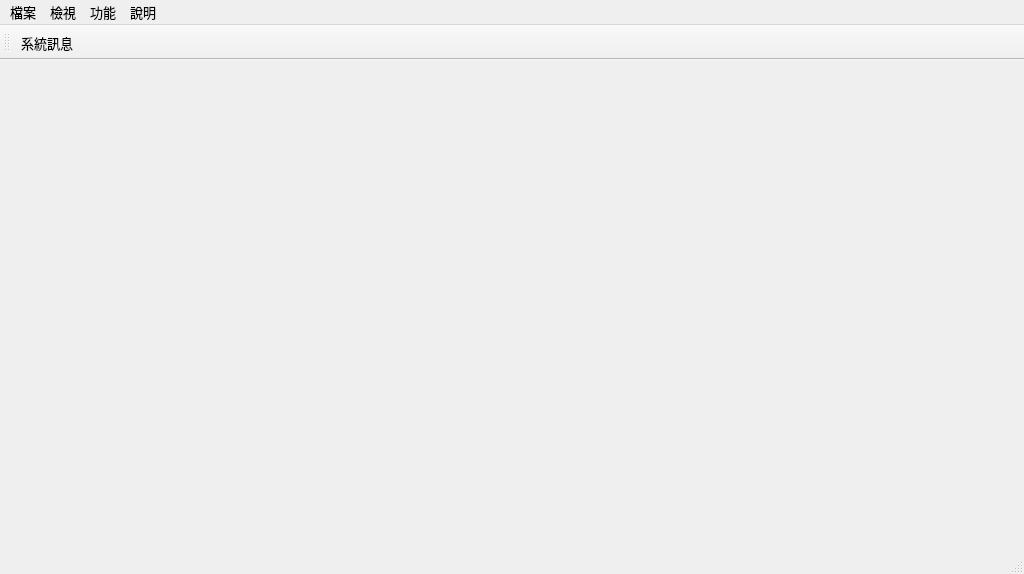
This is APIver1/UI/MainWindow.ui in clamgee/python-code as Qt 5 draws it before an edit. The edited form follows.
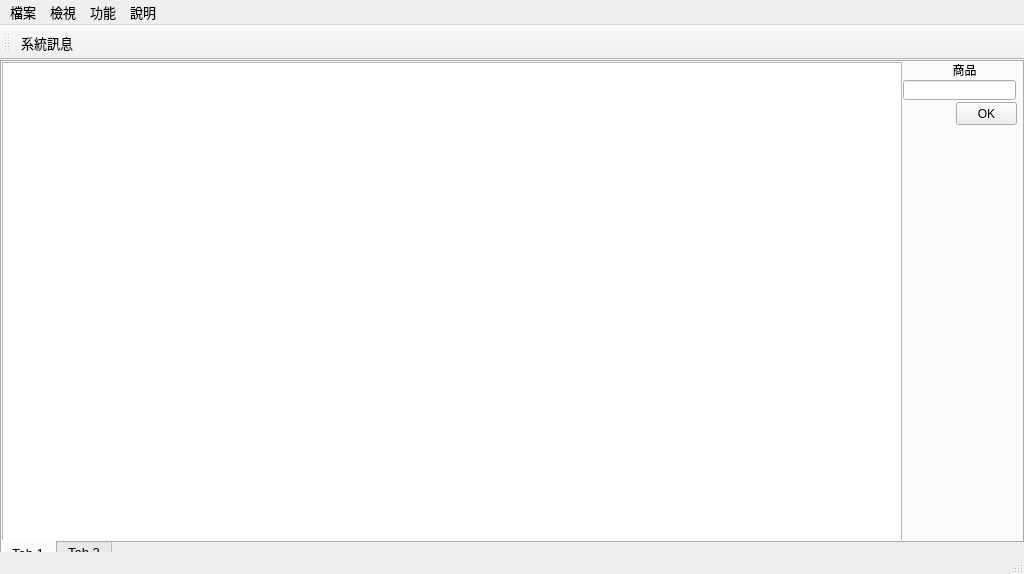
This is the edited form.

The edit to the form file:
```diff
--- a/APIver1/UI/MainWindow.ui
+++ b/APIver1/UI/MainWindow.ui
@@ -22,7 +22,99 @@
   <property name="windowTitle">
    <string>群益API</string>
   </property>
-  <widget class="QWidget" name="centralwidget"/>
+  <widget class="QWidget" name="centralwidget">
+   <widget class="QTabWidget" name="tabWidget">
+    <property name="geometry">
+     <rect>
+      <x>0</x>
+      <y>0</y>
+      <width>1024</width>
+      <height>507</height>
+     </rect>
+    </property>
+    <property name="tabPosition">
+     <enum>QTabWidget::South</enum>
+    </property>
+    <property name="currentIndex">
+     <number>0</number>
+    </property>
+    <widget class="QWidget" name="tab">
+     <attribute name="title">
+      <string>Tab 1</string>
+     </attribute>
+     <widget class="QGraphicsView" name="graphicsView">
+      <property name="geometry">
+       <rect>
+        <x>0</x>
+        <y>0</y>
+        <width>900</width>
+        <height>479</height>
+       </rect>
+      </property>
+     </widget>
+     <widget class="QLineEdit" name="commodityline">
+      <property name="geometry">
+       <rect>
+        <x>901</x>
+        <y>18</y>
+        <width>113</width>
+        <height>20</height>
+       </rect>
+      </property>
+      <property name="font">
+       <font>
+        <pointsize>9</pointsize>
+       </font>
+      </property>
+     </widget>
+     <widget class="QPushButton" name="commoditybtn">
+      <property name="geometry">
+       <rect>
+        <x>954</x>
+        <y>40</y>
+        <width>61</width>
+        <height>23</height>
+       </rect>
+      </property>
+      <property name="font">
+       <font>
+        <pointsize>9</pointsize>
+       </font>
+      </property>
+      <property name="text">
+       <string>OK</string>
+      </property>
+     </widget>
+     <widget class="QLabel" name="label">
+      <property name="geometry">
+       <rect>
+        <x>950</x>
+        <y>0</y>
+        <width>25</width>
+        <height>15</height>
+       </rect>
+      </property>
+      <property name="font">
+       <font>
+        <pointsize>9</pointsize>
+       </font>
+      </property>
+      <property name="text">
+       <string>商品</string>
+      </property>
+      <property name="alignment">
+       <set>Qt::AlignCenter</set>
+      </property>
+     </widget>
+    </widget>
+    <widget class="QWidget" name="tab_2">
+     <attribute name="title">
+      <string>Tab 2</string>
+     </attribute>
+     <layout class="QGridLayout" name="gridLayout"/>
+    </widget>
+   </widget>
+  </widget>
   <widget class="QMenuBar" name="menubar">
    <property name="geometry">
     <rect>
```
